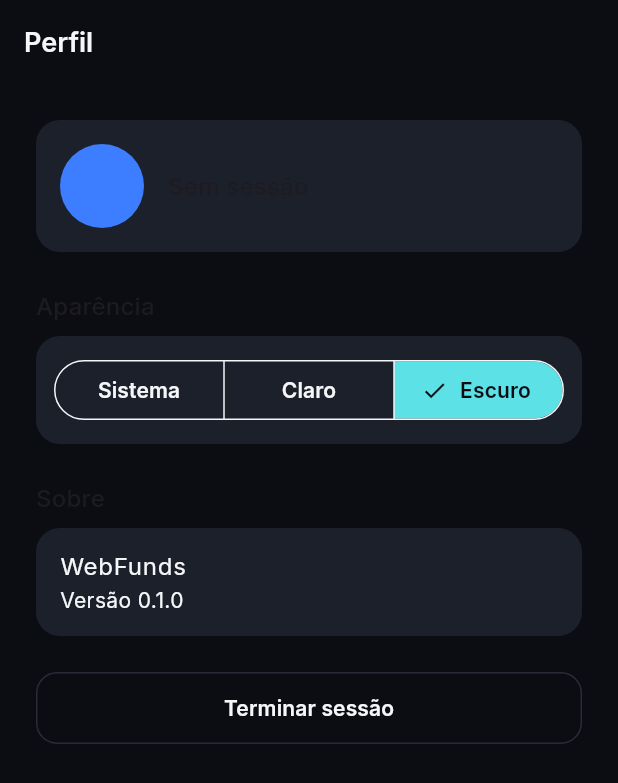
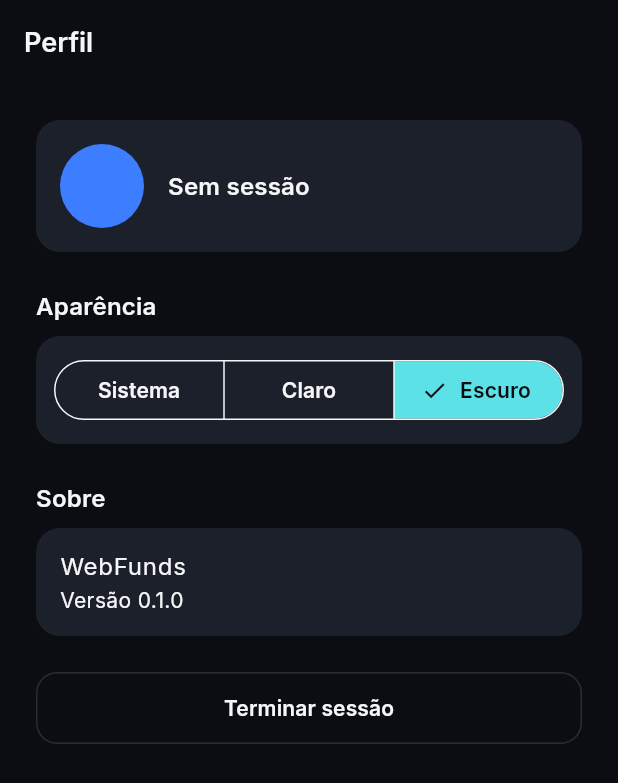
Before and after one commit to SCCPScar/WebFunds, a Flutter app: the ProfilePage screen opened by its route, after a tap on "Sistema", after a tap on "Claro", after a tap on "Escuro", on a phone screen of 412 x 824 dp. Shown: the top 783 px of the screen. Run offline on Flutter 3.47's test engine with Material 3 defaults, Android fonts, the phone set to English and light mode, and no system bars; our stand-ins replace bootstrap_icons, connectivity_plus, dio, drift, drift_flutter, flutter_animate and 6 more; accounts and stored records are empty; generated files the repository leaves out were written again.

Commit message:
fix(theme): give every TextTheme variant an explicit color
AppTypography.textTheme() based itself on GoogleFonts.interTextTheme()
with no argument, which defaults to ThemeData.light().textTheme
regardless of which brightness is actually being built. Any variant
this class didn't explicitly override (titleMedium, titleSmall,
labelMedium, labelSmall, displayLarge/Medium/Small) kept that
light-mode near-black color even in Dark Mode, making it nearly
invisible against the dark background — most visibly on Vault, whose
Dream titles use titleMedium.

Every TextTheme variant now gets an explicit primary/secondary color
from this class, none left to fall through to the light-mode default.

Co-Authored-By: Claude Sonnet 5 <noreply@anthropic.com>
Claude-Session: https://claude.ai/code/session_01KNuHuxJqUcCm7EEHYENT3R

```diff
--- a/WebFunds/lib/design_system/typography/app_typography.dart
+++ b/WebFunds/lib/design_system/typography/app_typography.dart
@@ -6,9 +6,19 @@ class AppTypography {
   const AppTypography._();
 
   static TextTheme textTheme(Color primary, Color secondary) {
+    // `GoogleFonts.interTextTheme()` with no argument bases itself on
+    // `ThemeData.light().textTheme` regardless of which brightness this
+    // theme is actually building for — every variant not explicitly
+    // overridden below keeps that light-mode (near-black) color, which is
+    // nearly invisible on Dark Mode's near-black backgrounds. Every
+    // variant is overridden here for exactly that reason — none may be
+    // left to fall through to the `base` default.
     final base = GoogleFonts.interTextTheme();
 
     return base.copyWith(
+      displayLarge: GoogleFonts.inter(fontSize: 57, fontWeight: FontWeight.w400, color: primary),
+      displayMedium: GoogleFonts.inter(fontSize: 45, fontWeight: FontWeight.w400, color: primary),
+      displaySmall: GoogleFonts.inter(fontSize: 36, fontWeight: FontWeight.w400, color: primary),
       headlineLarge: GoogleFonts.inter(
         fontSize: 32,
         fontWeight: FontWeight.w700,
@@ -21,12 +31,15 @@ class AppTypography {
         color: primary,
         height: 1.25,
       ),
+      headlineSmall: GoogleFonts.inter(fontSize: 22, fontWeight: FontWeight.w600, color: primary),
       titleLarge: GoogleFonts.inter(
         fontSize: 18,
         fontWeight: FontWeight.w600,
         color: primary,
         height: 1.3,
       ),
+      titleMedium: GoogleFonts.inter(fontSize: 16, fontWeight: FontWeight.w600, color: primary),
+      titleSmall: GoogleFonts.inter(fontSize: 14, fontWeight: FontWeight.w600, color: primary),
       bodyLarge: GoogleFonts.inter(
         fontSize: 16,
         fontWeight: FontWeight.w400,
@@ -50,6 +63,8 @@ class AppTypography {
         fontWeight: FontWeight.w600,
         color: primary,
       ),
+      labelMedium: GoogleFonts.inter(fontSize: 12, fontWeight: FontWeight.w500, color: secondary),
+      labelSmall: GoogleFonts.inter(fontSize: 11, fontWeight: FontWeight.w500, color: secondary),
     );
   }
 }
```
